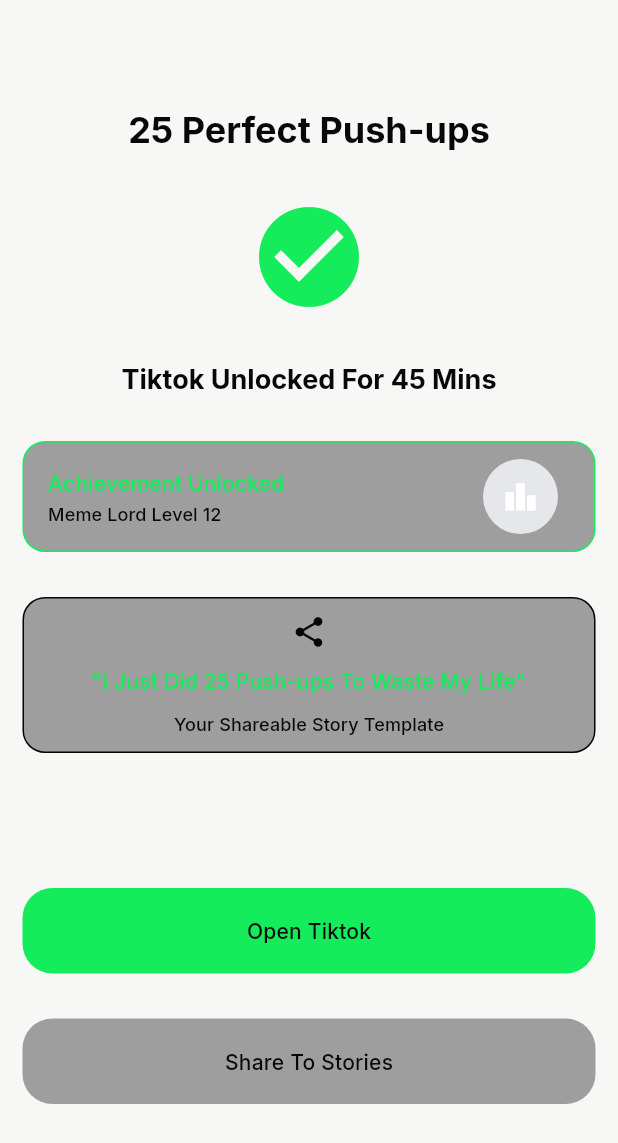
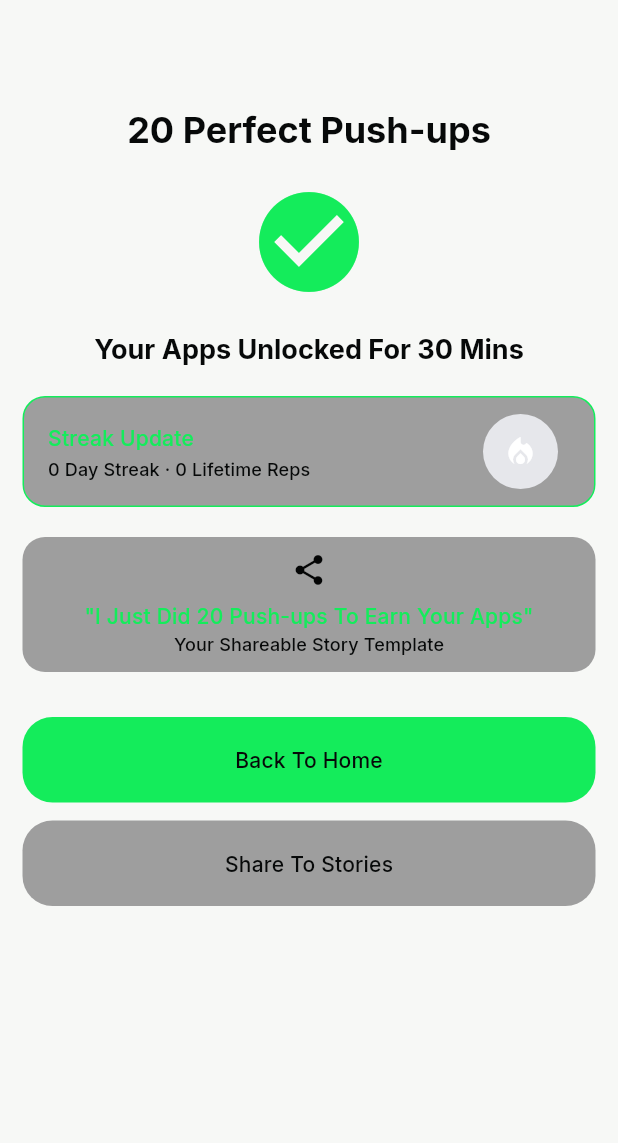
Before and after one commit to Destiny-Ed/sweat_lock, a Flutter app: the WorkoutSuccessScreen screen opened directly, on a phone screen of 412 x 824 dp. Shown: the top 1143 px of the screen. Run offline on Flutter 3.47's test engine with Material 3 defaults, Android fonts, the phone set to English and light mode, and no system bars; our stand-ins replace camera, fl_chart, google_fonts, hive_ce_flutter, percent_indicator; missing offline and left inert: flutter_accessibility_service, google_mlkit_pose_detection, installed_apps; accounts and stored records are empty.

Commit message:
Workout success uses real reps, app name, streak

```diff
--- a/lib/presentation/views/workout/workout_success.dart
+++ b/lib/presentation/views/workout/workout_success.dart
@@ -1,98 +1,125 @@
 import 'package:flutter/material.dart';
+import 'package:sweat_lock/core/constant.dart';
 import 'package:sweat_lock/core/extensions.dart';
+import 'package:sweat_lock/core/theme.dart';
+import 'package:sweat_lock/data/local/hive_service.dart';
 import 'package:sweat_lock/presentation/views/main_activity.dart';
 import 'package:sweat_lock/presentation/widgets/social_button.dart';
 
-class WorkoutSuccessScreen extends StatefulWidget {
-  const WorkoutSuccessScreen({super.key});
+class WorkoutSuccessScreen extends StatelessWidget {
+  final int? reps;
+  final String? exerciseType;
+  final String? appName;
+
+  const WorkoutSuccessScreen({
+    super.key,
+    this.reps,
+    this.exerciseType,
+    this.appName,
+  });
 
   @override
-  State<WorkoutSuccessScreen> createState() => _WorkoutSuccessScreenState();
-}
+  Widget build(BuildContext context) {
+    final progress = HiveService.getProgress();
+    final sessions = HiveService.getAllSessions();
+    final last = sessions.isNotEmpty ? sessions.first : null;
 
-class _WorkoutSuccessScreenState extends State<WorkoutSuccessScreen> {
-  @override
-  Widget build(BuildContext context) {
+    final doneReps = reps ?? last?.completedReps ?? defaultReps;
+    final exercise = exerciseType ?? last?.exerciseType ?? defaultExercise;
+    String unlockedApp = appName ?? 'your apps';
+    if (appName == null && last?.unlockedAppId != null) {
+      final apps = HiveService.getBlockedApps();
+      for (final a in apps) {
+        if (a.id == last!.unlockedAppId) {
+          unlockedApp = a.appName;
+          break;
+        }
+      }
+    }
+
     return Scaffold(
       appBar: AppBar(automaticallyImplyLeading: false),
       body: CustomScrollView(
         slivers: [
           SliverToBoxAdapter(
             child: Padding(
-              padding: const EdgeInsets.all(15.0),
+              padding: const EdgeInsets.all(15),
               child: Column(
-                spacing: 30,
                 children: [
                   Text(
-                    "25 perfect push-ups".cap,
-                    style: Theme.of(
-                      context,
-                    ).textTheme.headlineLarge!.copyWith(fontSize: 24),
+                    '$doneReps perfect $exercise'.cap,
+                    style: Theme.of(context)
+                        .textTheme
+                        .headlineLarge
+                        ?.copyWith(fontSize: 24),
                   ),
-
+                  20.height(),
                   Icon(
                     Icons.check_circle,
                     size: 80,
-                    color: Theme.of(context).primaryColor,
+                    color: AppColors.primaryGreen,
                   ),
-
+                  20.height(),
                   Text(
-                    "Tiktok unlocked for 45 mins".cap,
+                    '$unlockedApp unlocked for $unlockDurationMinutes mins'.cap,
+                    textAlign: TextAlign.center,
                     style: Theme.of(context).textTheme.headlineLarge,
                   ),
-
+                  20.height(),
                   Container(
                     decoration: BoxDecoration(
-                      border: Border.all(color: Theme.of(context).primaryColor),
+                      border: Border.all(color: AppColors.primaryGreen),
                       borderRadius: BorderRadius.circular(15),
                       color: Theme.of(context).secondaryHeaderColor,
                     ),
                     child: ListTile(
                       title: Text(
-                        "Achievement unlocked".cap,
-                        style: Theme.of(context).textTheme.titleMedium!
-                            .copyWith(color: Theme.of(context).primaryColor),
+                        'Streak update'.cap,
+                        style: Theme.of(context).textTheme.titleMedium?.copyWith(
+                              color: AppColors.primaryGreen,
+                            ),
                       ),
                       subtitle: Text(
-                        "meme lord level 12".cap,
+                        '${progress.currentStreak} day streak · ${progress.totalReps} lifetime reps'
+                            .cap,
                         style: Theme.of(context).textTheme.titleSmall,
                       ),
                       trailing: CircleAvatar(
                         radius: 25,
                         backgroundColor: Theme.of(context).cardColor,
-                        child: Icon(Icons.leaderboard),
+                        child: const Icon(Icons.local_fire_department),
                       ),
                     ),
                   ),
-
+                  20.height(),
                   Container(
                     width: context.screenSize().width,
                     padding: const EdgeInsets.all(10),
                     decoration: BoxDecoration(
-                      border: Border.all(
-                        color: Theme.of(
-                          context,
-                        ).textTheme.titleSmall!.color!.darken(),
-                      ),
                       borderRadius: BorderRadius.circular(15),
                       color: Theme.of(context).secondaryHeaderColor,
                     ),
                     child: Column(
-                      spacing: 10,
                       children: [
                         Icon(
                           Icons.share,
-                          color: Theme.of(
-                            context,
-                          ).textTheme.titleSmall!.color?.darken(),
+                          color: Theme.of(context)
+                              .textTheme
+                              .titleSmall
+                              ?.color
+                              ?.darken(),
+                        ),
+                        8.height(),
+                        Text(
+                          '"I just did $doneReps $exercise to earn $unlockedApp"'
+                              .cap,
+                          textAlign: TextAlign.center,
+                          style: Theme.of(context).textTheme.titleMedium?.copyWith(
+                                color: AppColors.primaryGreen,
+                              ),
                         ),
                         Text(
-                          '"i just did 25 push-ups to waste my life"'.cap,
-                          style: Theme.of(context).textTheme.titleMedium!
-                              .copyWith(color: Theme.of(context).primaryColor),
-                        ),
-                        Text(
-                          "your shareable story template".cap,
+                          'your shareable story template'.cap,
                           style: Theme.of(context).textTheme.titleSmall,
                         ),
                       ],
@@ -100,18 +127,26 @@
                   ),
                   30.height(),
                   CustomButton(
-                    text: "Open Tiktok".cap,
+                    text: 'Back to home'.cap,
                     onTap: () {
-                      Navigator.push(
+                      Navigator.pushAndRemoveUntil(
                         context,
-                        MaterialPageRoute(builder: (context) => MainActivity()),
+                        MaterialPageRoute(
+                          builder: (_) => const MainActivity(),
+                        ),
+                        (_) => false,
                       );
                     },
                   ),
-
+                  12.height(),
                   CustomButton(
-                    text: "share to stories".cap,
+                    text: 'share to stories'.cap,
                     bgColor: Theme.of(context).secondaryHeaderColor,
+                    onTap: () {
+                      ScaffoldMessenger.of(context).showSnackBar(
+                        const SnackBar(content: Text('Share coming soon')),
+                      );
+                    },
                   ),
                 ],
               ),
```
